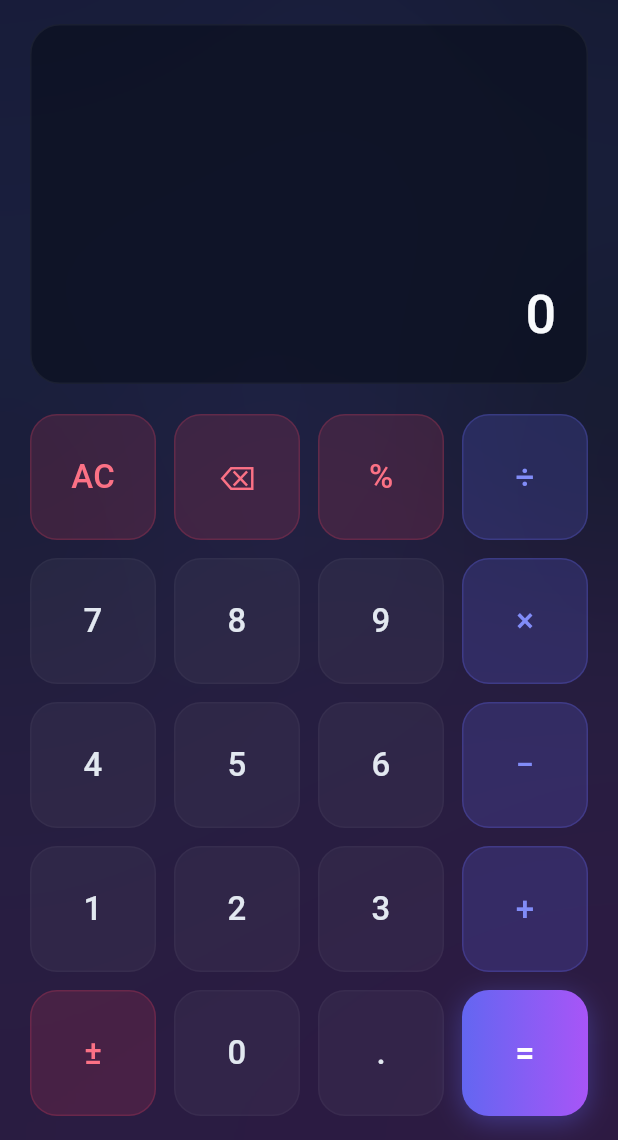
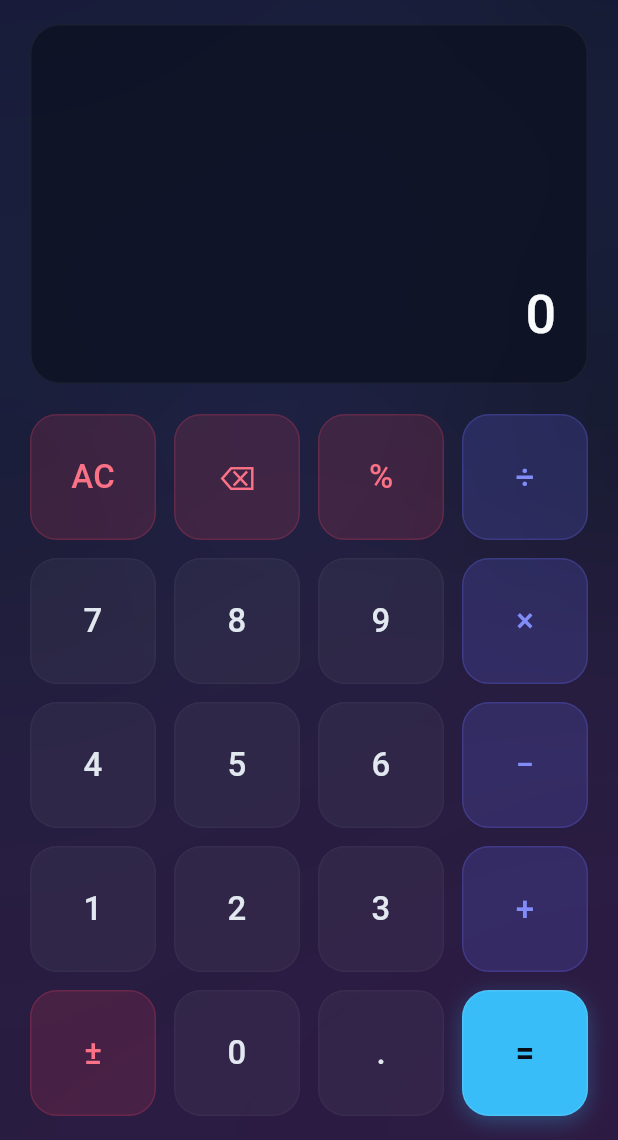
Before and after one commit to Rupam852/Calculator, a Flutter app: the screen it shows after launch, on a phone screen of 412 x 824 dp, the part 96-1236 px from its top. Run offline on Flutter 3.47's test engine with Material 3 defaults, Android fonts, the phone set to English and light mode, and no system bars; our stand-ins replace shared_preferences.

Commit message:
Update equals button to solid light blue and remove hover glow on web

```diff
--- a/flutter_calculator/lib/screens/calculator_screen.dart
+++ b/flutter_calculator/lib/screens/calculator_screen.dart
@@ -43,9 +43,8 @@ class _CalculatorScreenState extends State<CalculatorScreen> {
         final Color btnOpBorder = isDark ? const Color(0x406366F1) : const Color(0x264F46E5);
         final Color btnOpText = isDark ? const Color(0xFF818CF8) : const Color(0xFF4F46E5);
 
-        final List<Color> btnEqGradient = isDark
-            ? [const Color(0xFF6366F1), const Color(0xFFA855F7)]
-            : [const Color(0xFF4F46E5), const Color(0xFF9333EA)];
+        final Color btnEqBg = isDark ? const Color(0xFF38BDF8) : const Color(0xFFBAE6FD);
+        final Color btnEqText = isDark ? const Color(0xFF090D16) : const Color(0xFF0369A1);
 
         final Color historyDrawerBg = isDark ? const Color(0xF20F172A) : const Color(0xF7FFFFFF);
 
@@ -142,7 +141,8 @@ class _CalculatorScreenState extends State<CalculatorScreen> {
                               btnOpBg: btnOpBg,
                               btnOpBorder: btnOpBorder,
                               btnOpText: btnOpText,
-                              btnEqGradient: btnEqGradient,
+                              btnEqBg: btnEqBg,
+                              btnEqText: btnEqText,
                             ),
                           ],
                         ),
@@ -181,7 +181,8 @@ class _CalculatorScreenState extends State<CalculatorScreen> {
                                   btnOpBg: btnOpBg,
                                   btnOpBorder: btnOpBorder,
                                   btnOpText: btnOpText,
-                                  btnEqGradient: btnEqGradient,
+                                  btnEqBg: btnEqBg,
+                                  btnEqText: btnEqText,
                                 ),
                               ],
                             ),
@@ -411,7 +412,8 @@ class _CalculatorScreenState extends State<CalculatorScreen> {
     required Color btnOpBg,
     required Color btnOpBorder,
     required Color btnOpText,
-    required List<Color> btnEqGradient,
+    required Color btnEqBg,
+    required Color btnEqText,
   }) {
     // Keypad layout items
     final List<Map<String, dynamic>> keys = [
@@ -475,10 +477,10 @@ class _CalculatorScreenState extends State<CalculatorScreen> {
           textColor = btnOpText;
         } else {
           // equals
-          bg = Colors.transparent;
-          border = Colors.transparent;
-          textColor = Colors.white;
-          gradient = btnEqGradient;
+          bg = btnEqBg;
+          border = isDark ? const Color(0x1AFFFFFF) : const Color(0x33581C87);
+          textColor = btnEqText;
+          gradient = null;
         }
 
         return Container(
@@ -488,8 +490,8 @@ class _CalculatorScreenState extends State<CalculatorScreen> {
             boxShadow: type == 'equals'
                 ? [
                     BoxShadow(
-                      color: gradient![0].withValues(alpha: 0.4),
-                      blurRadius: 15,
+                      color: bg.withValues(alpha: isDark ? 0.3 : 0.1),
+                      blurRadius: 12,
                       offset: const Offset(0, 4),
                     )
                   ]
@@ -501,7 +503,7 @@ class _CalculatorScreenState extends State<CalculatorScreen> {
               borderRadius: BorderRadius.circular(18),
               side: BorderSide(
                 color: border,
-                width: type == 'equals' ? 0.0 : 1.0,
+                width: 1.0,
               ),
             ),
             child: InkWell(
```
Also changed, not shown: 1 other file.
